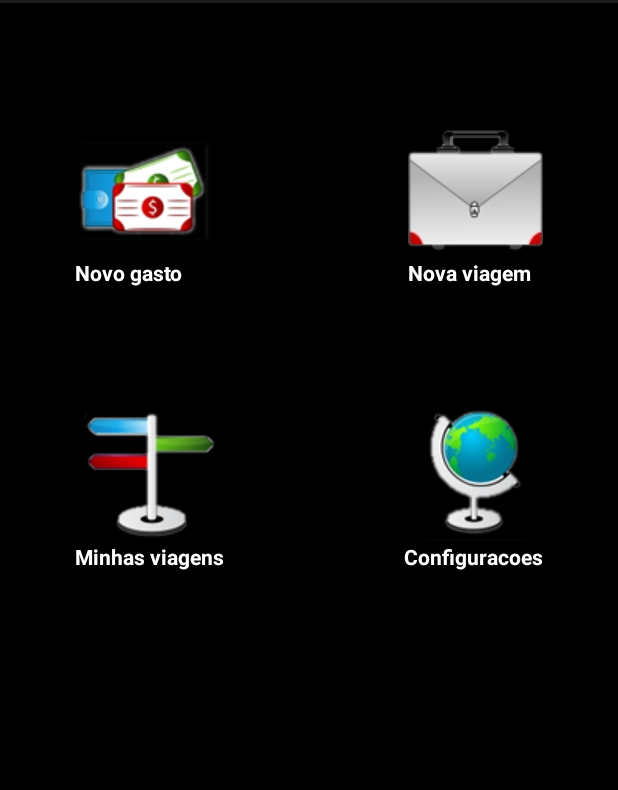
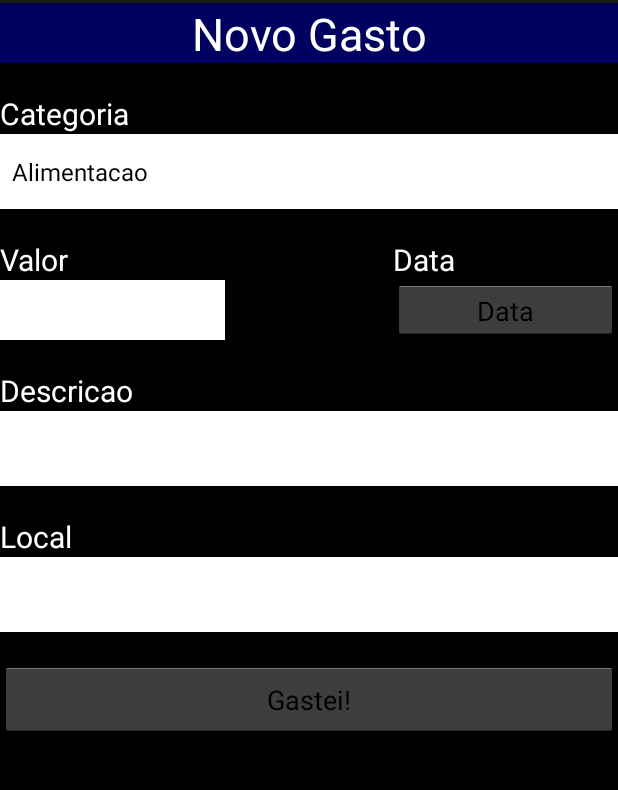
Before and after one commit to brunowall/BoaViagem, an Android app: the TelaInicial screen opened directly, with no data from a screen before it, after a tap on "Novo gasto", on a phone screen of 412 x 824 dp, the part 69-859 px from its top. Run offline under Robolectric (Android 15) with nearby library versions, the phone set to English and light mode, and no system bars.

Commit message:
Add novas telas

```diff
--- a/app/build.gradle
+++ b/app/build.gradle
@@ -25,5 +25,6 @@ dependencies {
         exclude group: 'com.android.support', module: 'support-annotations'
     })
     compile 'com.android.support.constraint:constraint-layout:1.0.2'
+    compile 'com.android.support:appcompat-v7:26.+'
     testCompile 'junit:junit:4.12'
 }
--- a/app/src/main/java/br/ufc/quixada/boaviagem/MainActivity.java
+++ b/app/src/main/java/br/ufc/quixada/boaviagem/br/ufc/quixada/boaviagem/views/MainActivity.java
@@ -1,4 +1,4 @@
-package br.ufc.quixada.boaviagem;
+package br.ufc.quixada.boaviagem.br.ufc.quixada.boaviagem.views;
 
 import android.app.Activity;
 import android.content.Intent;
@@ -6,6 +6,8 @@ import android.os.Bundle;
 import android.view.View;
 import android.widget.EditText;
 import android.widget.Toast;
+
+import br.ufc.quixada.boaviagem.R;
 
 public class MainActivity extends Activity {
     public EditText usuario;
@@ -29,8 +31,6 @@ public class MainActivity extends Activity {
             toast.show();
         }else{
             Intent i = new Intent(this,TelaInicial.class);
-
-
             startActivity(i);
         }
 
--- /dev/null
+++ b/app/src/main/java/br/ufc/quixada/boaviagem/br/ufc/quixada/boaviagem/views/NovoGastoActivity.java
@@ -0,0 +1,93 @@
+package br.ufc.quixada.boaviagem.br.ufc.quixada.boaviagem.views;
+
+import android.app.Activity;
+import android.app.DatePickerDialog;
+import android.app.Dialog;
+import android.support.v7.app.AppCompatActivity;
+import android.os.Bundle;
+import android.view.View;
+import android.widget.ArrayAdapter;
+import android.widget.Button;
+import android.widget.DatePicker;
+import android.widget.EditText;
+import android.widget.Spinner;
+import android.widget.Toast;
+
+import java.util.Calendar;
+import java.util.Date;
+
+import br.ufc.quixada.boaviagem.R;
+import br.ufc.quixada.boaviagem.models.Gasto;
+import br.ufc.quixada.boaviagem.models.GastoRepository;
+import br.ufc.quixada.boaviagem.models.ViagemRepository;
+
+public class NovoGastoActivity extends Activity {
+    private Spinner local;
+    private Spinner categoria;
+    private ViagemRepository viagemRepository;
+    private Date dateGasto;
+    private Button botaoData;
+    private EditText descricao;
+    private EditText valor;
+    private GastoRepository gastoRepository;
+    @Override
+    protected void onCreate(Bundle savedInstanceState) {
+        super.onCreate(savedInstanceState);
+        setContentView(R.layout.activity_novo_gasto);
+        viagemRepository= new ViagemRepository();
+        local = findViewById(R.id.localSpinner);
+        categoria =  findViewById(R.id.categoriaSpinner);
+        botaoData = findViewById(R.id.buttonData);
+        descricao = findViewById(R.id.descricao);
+        valor = findViewById(R.id.valor);
+        ArrayAdapter<CharSequence> adapte = ArrayAdapter.createFromResource(this,R.array.categoriasGasto,android.R.layout.simple_spinner_item);
+        categoria.setAdapter(adapte);
+        ArrayAdapter adapter = new ArrayAdapter(this,android.R.layout.simple_spinner_item,viagemRepository.getLocais());
+        local.setAdapter(adapter);
+        gastoRepository = new GastoRepository();
+    }
+    public void clickData(View view){
+        showDialog(R.id.buttonData);
+    }
+    @Override
+    protected Dialog onCreateDialog(int id) {
+        int ano = 0;
+        int mes = 0;
+        int dia = 0;
+        DatePickerDialog.OnDateSetListener dataListener = new DatePickerDialog.OnDateSetListener() {
+            @Override
+            public void onDateSet(DatePicker datePicker, int i, int i1, int i2) {
+                botaoData.setText(i+"/"+i1+"/"+i2);
+                dateGasto = criarData(i,i1,i2);
+            }
+        };
+        if (id==R.id.buttonData){
+           return new DatePickerDialog(this,dataListener,ano,mes,dia);
+        }
+        return null;
+    }
+
+    private Date criarData(int anoSelecionado, int mesSelecionado, int diaSelecionado)
+    {
+        Calendar calendar = Calendar.getInstance();
+        calendar.set(anoSelecionado, mesSelecionado, diaSelecionado);
+        return calendar.getTime();
+    }
+    public void criarGasto(View view){
+        try {
+            Gasto g = new Gasto();
+            g.setData(dateGasto);
+            g.setCategoria(categoria.getSelectedItem().toString());
+            g.setDescricao(descricao.getText().toString());
+            g.setLocal(local.getSelectedItem().toString());
+            g.setValor(Float.parseFloat(valor.getText().toString()));
+            gastoRepository.addGasto(g);
+            Toast t = Toast.makeText(this, "Gasto criado com sucesso", Toast.LENGTH_LONG);
+            t.show();
+        }catch (Exception e){
+            Toast t = Toast.makeText(this, "erro ao criar gasto", Toast.LENGTH_LONG);
+            t.show();
+        }
+    }
+
+}
--- a/app/src/main/java/br/ufc/quixada/boaviagem/TelaInicial.java
+++ b/app/src/main/java/br/ufc/quixada/boaviagem/br/ufc/quixada/boaviagem/views/TelaInicial.java
@@ -1,11 +1,12 @@
-package br.ufc.quixada.boaviagem;
+package br.ufc.quixada.boaviagem.br.ufc.quixada.boaviagem.views;
 
 import android.app.Activity;
 import android.content.Intent;
 import android.os.Bundle;
-import android.util.Log;
 import android.view.View;
 import android.widget.TextView;
+
+import br.ufc.quixada.boaviagem.R;
 
 /**
  * Created by darkbyte on 09/09/17.
@@ -25,6 +26,15 @@ import android.widget.TextView;
                 startActivity(intent);
 
             }
+
+            if(((TextView) view).getText().toString().equals("Novo gasto")){
+                Intent intent =  new Intent(this,NovoGastoActivity.class);
+                startActivity(intent);
+            }
+            if(((TextView) view).getText().toString().equals("Minhas viagens")){
+                Intent intent =  new Intent(this,VerViagens.class);
+                startActivity(intent);
+            }
         }
 
     }
--- /dev/null
+++ b/app/src/main/java/br/ufc/quixada/boaviagem/models/GastoRepository.java
@@ -0,0 +1,20 @@
+package br.ufc.quixada.boaviagem.models;
+
+import java.util.ArrayList;
+import java.util.List;
+
+/**
+ * Created by darkbyte on 16/09/17.
+ */
+
+public class GastoRepository {
+    private List<Gasto> gastoList = new ArrayList<Gasto>();
+
+    public List<Gasto> getGastoList() {
+        return gastoList;
+    }
+    public void addGasto(Gasto gasto){
+        gastoList.add(gasto);
+    }
+
+}
--- a/app/src/main/java/br/ufc/quixada/boaviagem/models/Viagem.java
+++ b/app/src/main/java/br/ufc/quixada/boaviagem/models/Viagem.java
@@ -41,7 +41,11 @@ public class Viagem {
     }
 
     public Tipo getTipoViagem() {
-
         return tipoViagem;
     }
+
+    @Override
+    public String toString() {
+        return destino+"\n"+dataSaida.toString()+" a"+" "+dataChegada;
+    }
 }
--- a/app/src/main/java/br/ufc/quixada/boaviagem/models/ViagemRepository.java
+++ b/app/src/main/java/br/ufc/quixada/boaviagem/models/ViagemRepository.java
@@ -17,5 +17,20 @@ public class ViagemRepository {
     public void addViagem(Viagem viagem){
         viagens.add(viagem);
     }
+    public List<String> getLocais(){
+        List<String>locais = new LinkedList<String>();
+        for(Viagem v:viagens){
+            locais.add(v.getDestino());
+        }
+        return locais;
+    }
+
+    public String [] arrayViagems(){
+        String [] array = new String[viagens.size()];
+        for (int i = 0; i<viagens.size();i++){
+            array[i]=viagens.get(i).toString();
+        }
+        return array;
+    }
 
 }
--- a/app/src/main/res/layout/activity_main.xml
+++ b/app/src/main/res/layout/activity_main.xml
@@ -4,7 +4,7 @@
     xmlns:tools="http://schemas.android.com/tools"
     android:layout_width="match_parent"
     android:layout_height="match_parent"
-    tools:context="br.ufc.quixada.boaviagem.MainActivity"
+    tools:context="br.ufc.quixada.boaviagem.br.ufc.quixada.boaviagem.views.MainActivity"
     android:background="#000000"
     >
 
--- /dev/null
+++ b/app/src/main/res/layout/activity_novo_gasto.xml
@@ -0,0 +1,122 @@
+<?xml version="1.0" encoding="utf-8"?>
+<RelativeLayout
+    xmlns:android="http://schemas.android.com/apk/res/android"
+    android:layout_width="match_parent"
+    android:layout_height="match_parent"
+    android:background="#000000"
+    >
+    <TextView
+        android:id="@+id/titulo"
+        android:layout_width="match_parent"
+        android:layout_height="40dp"
+        android:background="#00005F"
+        android:textColor="#FFFFFF"
+        android:text="Novo Gasto"
+        android:textSize="30dp"
+        android:gravity="center"
+        android:layout_marginBottom="20dp"
+        />
+    <TextView
+        android:id="@+id/labelCategoria"
+        android:layout_width="wrap_content"
+        android:layout_height="wrap_content"
+        android:textColor="#FFFFFF"
+        android:layout_below="@+id/titulo"
+        android:text="Categoria"
+        android:textSize="20dp"
+        />
+
+    <Spinner
+        android:id="@+id/categoriaSpinner"
+        android:layout_width="match_parent"
+        android:layout_height="50dp"
+        android:background="#FFFFFF"
+        android:layout_below="@+id/labelCategoria"
+        android:layout_marginBottom="20dp"
+        ></Spinner>
+
+       <TextView
+           android:id="@+id/labelValor"
+           android:layout_width="wrap_content"
+           android:layout_height="wrap_content"
+           android:textColor="#FFFF"
+           android:layout_below="@id/categoriaSpinner"
+           android:text="Valor"
+           android:textSize="20dp"
+           />
+    <EditText
+        android:layout_below="@+id/labelValor"
+        android:id="@+id/valor"
+        android:layout_width="150dp"
+        android:layout_height="40dp"
+        android:background="#FFFF"
+
+        />
+    <TextView
+        android:layout_width="wrap_content"
+        android:layout_height="wrap_content"
+        android:layout_toRightOf="@id/labelValor"
+        android:layout_below="@+id/categoriaSpinner"
+        android:text="Data"
+        android:textColor="#FFFF"
+        android:textSize="20dp"
+        android:id="@+id/labelData"
+        android:layout_alignLeft="@+id/buttonData"
+        />
+
+    <Button
+        android:layout_width="150dp"
+        android:layout_height="50dp"
+        android:text="Data"
+        android:layout_below="@+id/labelData"
+        android:layout_alignParentRight="true"
+        android:id="@+id/buttonData"
+        android:layout_alignBottom="@+id/valor"
+        android:onClick="clickData"
+        />
+    <TextView
+        android:layout_marginTop="20dp"
+        android:layout_width="wrap_content"
+        android:layout_height="wrap_content"
+        android:textColor="#FFFF"
+        android:id="@+id/labelDescricao"
+        android:textSize="20dp"
+        android:text="Descricao"
+        android:layout_below="@id/valor"
+        />
+    <EditText
+        android:layout_width="match_parent"
+        android:layout_height="50dp"
+        android:layout_below="@+id/labelDescricao"
+        android:id="@+id/descricao"
+        android:background="#FFFF"
+
+        />
+    <Spinner
+        android:id="@+id/localSpinner"
+        android:layout_width="match_parent"
+        android:layout_height="50dp"
+        android:background="#FFFFFF"
+
+        android:layout_marginBottom="20dp"
+        android:layout_below="@+id/labelLocal"
+
+        ></Spinner>
+    <TextView
+        android:layout_marginTop="20dp"
+        android:id="@+id/labelLocal"
+        android:layout_width="wrap_content"
+        android:layout_height="wrap_content"
+        android:layout_below="@+id/descricao"
+        android:text="Local"
+        android:textColor="#FFFF"
+        android:textSize="20dp"
+        />
+    <Button
+        android:layout_width="match_parent"
+        android:layout_height="50dp"
+        android:layout_below="@id/localSpinner"
+        android:text="Gastei!"
+        android:onClick="criarGasto"
+        />
+</RelativeLayout>
```
Also changed, not shown: app/src/main/AndroidManifest.xml (+5 -3 lines), app/src/main/java/br/ufc/quixada/boaviagem/br/ufc/quixada/boaviagem/general/ListPersonalizedAdapter.java (added, +59 -0 lines), app/src/main/java/br/ufc/quixada/boaviagem/br/ufc/quixada/boaviagem/views/AddViagem.java (renamed from app/src/main/java/br/ufc/quixada/boaviagem/AddViagem.java, +9 -1 lines), app/src/main/java/br/ufc/quixada/boaviagem/br/ufc/quixada/boaviagem/views/VerViagens.java (added, +27 -0 lines), app/src/main/java/br/ufc/quixada/boaviagem/models/Gasto.java (added, +64 -0 lines), app/src/main/res/layout/activity_ver_viagens.xml (added, +37 -0 lines), app/src/main/res/layout/list_activity.xml (added, +13 -0 lines), app/src/main/res/layout/novo_gasto.xml (deleted, +0 -134 lines).
